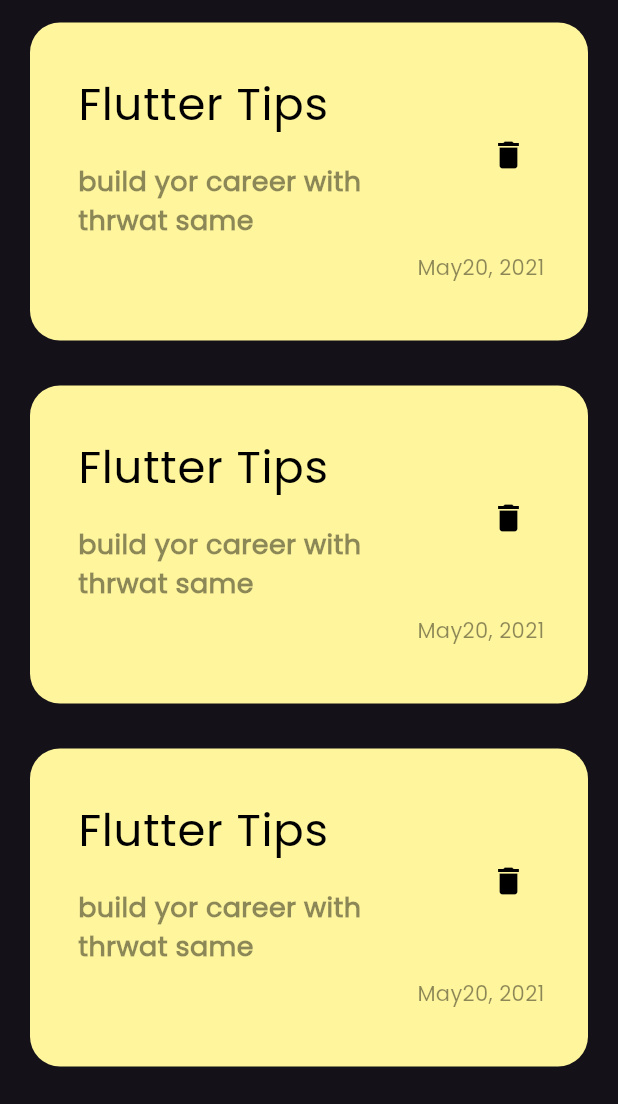
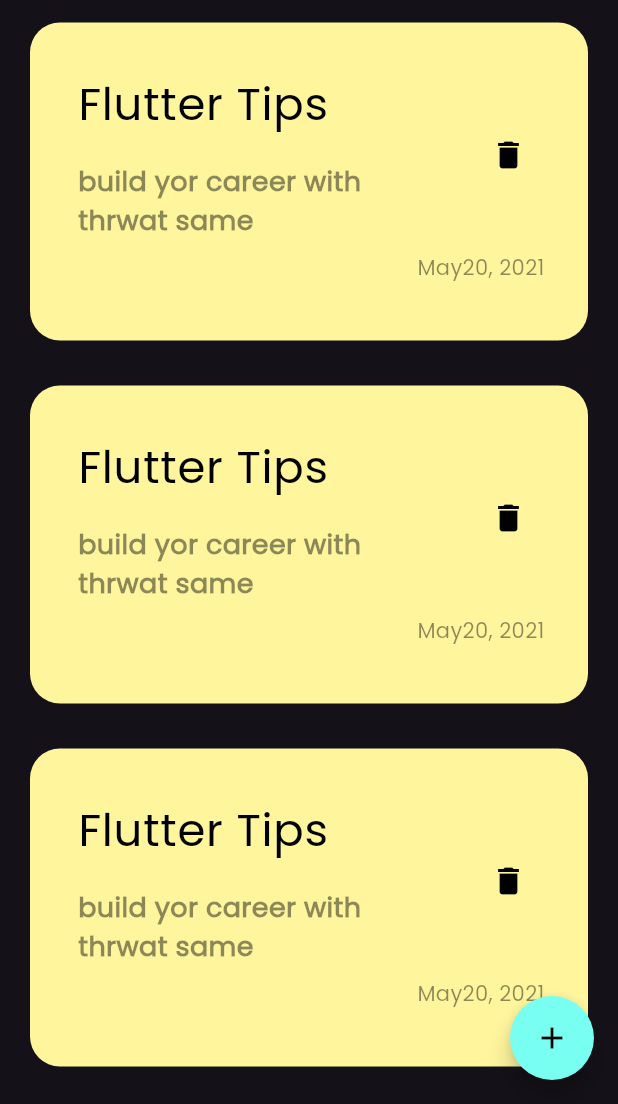
Before and after one commit to mo7ossam44/notes_app, a Flutter app: the screen it shows after launch, on a phone screen of 412 x 824 dp, the part 132-1236 px from its top. Run offline on Flutter 3.47's test engine with Material 3 defaults, Android fonts, the phone set to English and light mode, and no system bars.

Commit message:
create floating action button

```diff
--- a/lib/views/notes_view.dart
+++ b/lib/views/notes_view.dart
@@ -1,4 +1,5 @@
 import 'package:flutter/material.dart';
+import 'package:notes/widgets/custom_floating_button.dart';
 import 'package:notes/widgets/notes_view_body.dart';
 
 class NotesView extends StatelessWidget {
@@ -6,6 +7,9 @@ class NotesView extends StatelessWidget {
 
   @override
   Widget build(BuildContext context) {
-    return Scaffold(body: NotesViewBody());
+    return Scaffold(
+      floatingActionButton: CustomFloatingActionButton(),
+      body: NotesViewBody(),
+    );
   }
 }
--- /dev/null
+++ b/lib/widgets/custom_floating_button.dart
@@ -0,0 +1,20 @@
+
+import 'package:flutter/material.dart';
+
+class CustomFloatingActionButton extends StatelessWidget {
+  const CustomFloatingActionButton({
+    super.key,
+  });
+
+  @override
+  Widget build(BuildContext context) {
+    return FloatingActionButton(
+      onPressed: () {},
+      child: Icon(Icons.add, color: Colors.black),
+      backgroundColor: const Color.fromARGB(255, 120, 255, 241),
+      shape: RoundedRectangleBorder(
+        borderRadius: BorderRadiusGeometry.circular(40),
+      ),
+    );
+  }
+}
```
